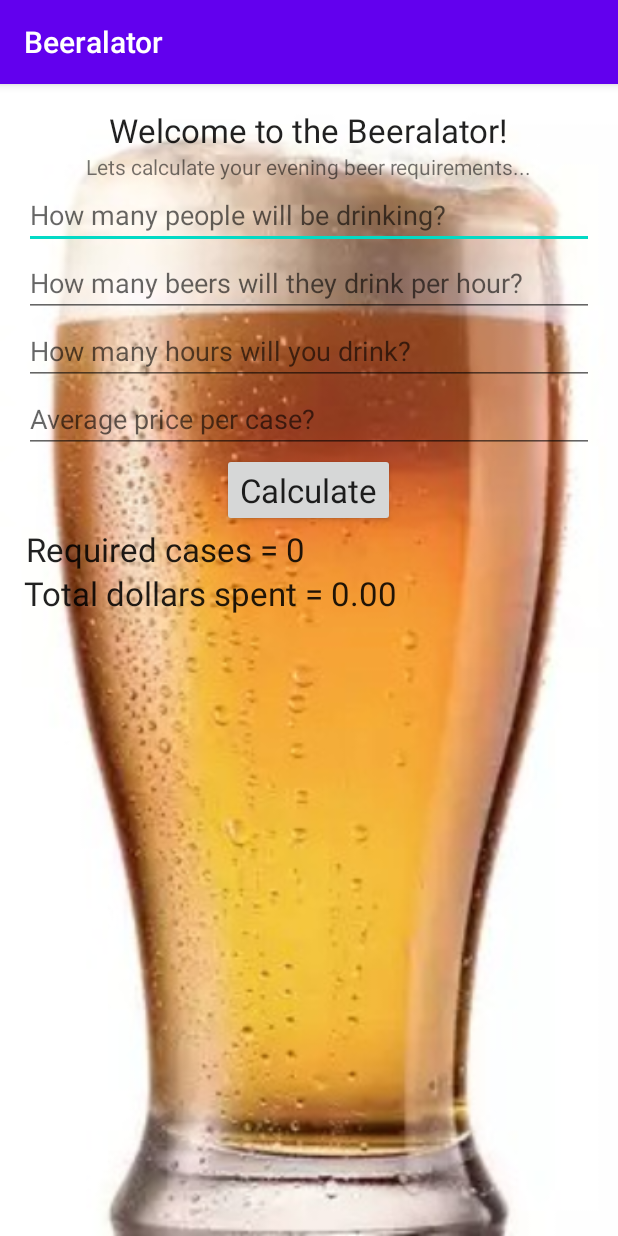
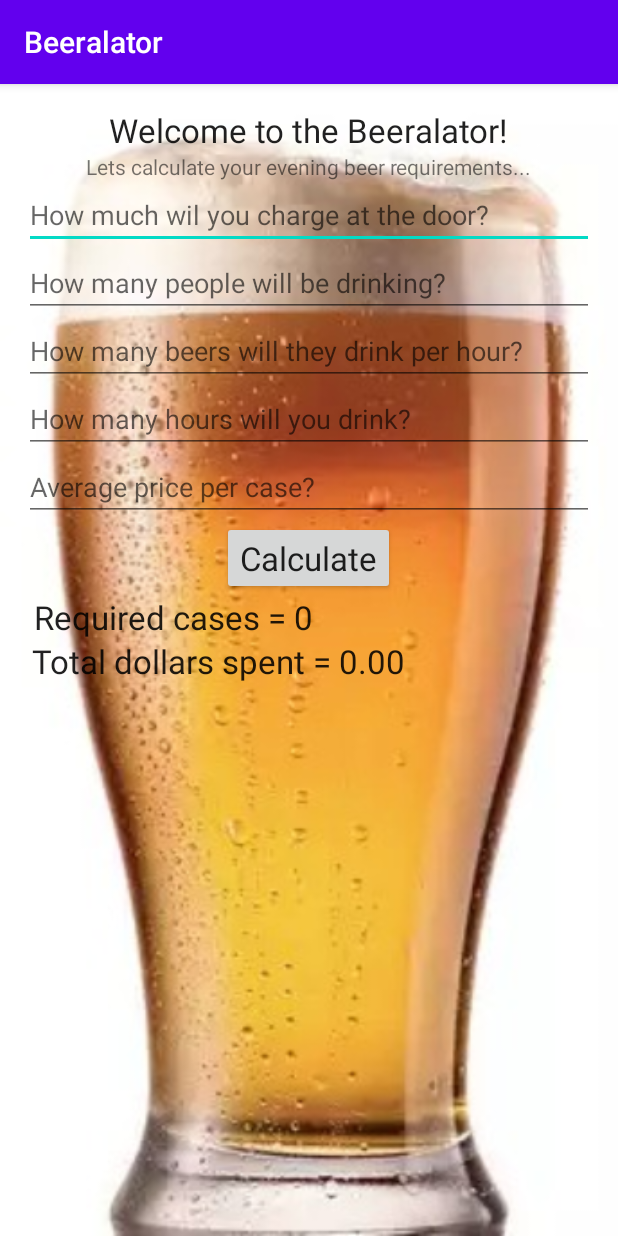
Before and after one commit to jacktenor/Beeralator, an Android app: the screen it shows after launch (MainActivity), after a tap on "Calculate", on a phone screen of 412 x 824 dp. Run offline under Robolectric (Android 15) with nearby library versions, the phone set to English and light mode, and no system bars; 6 statements that could not run were skipped.

Commit message:
cost_profit

```diff
--- a/Beeralator_apk_source/app/src/main/java/com/sativa/beeralator/MainActivity.java
+++ b/Beeralator_apk_source/app/src/main/java/com/sativa/beeralator/MainActivity.java
@@ -1,5 +1,6 @@
 package com.sativa.beeralator;
 
+import android.os.Build;
 import android.os.Bundle;
 import android.view.View;
 import android.view.inputmethod.InputMethodManager;
@@ -7,12 +8,16 @@ import android.widget.Button;
 import android.widget.EditText;
 import android.widget.TextView;
 
+import androidx.annotation.RequiresApi;
 import androidx.appcompat.app.AppCompatActivity;
+
+import java.util.Objects;
 
 import static android.view.View.OnClickListener;
 
 public class MainActivity extends AppCompatActivity {
 
+    private EditText input5;
     private EditText input1;
     private EditText input2;
     private EditText input3;
@@ -25,6 +30,7 @@ public class MainActivity extends AppCompatActivity {
         super.onCreate(savedInstanceState);
         setContentView(R.layout.activity_main);
 
+        input5 = findViewById(R.id.et_input5);
         input1 = findViewById(R.id.et_input1);
         input2 = findViewById(R.id.et_input2);
         input3 = findViewById(R.id.et_input3);
@@ -36,10 +42,11 @@ public class MainActivity extends AppCompatActivity {
         tv_result2 = findViewById(R.id.tv_result2);
 
         bt_calculate.setOnClickListener(new OnClickListener() {
+            @RequiresApi(api = Build.VERSION_CODES.KITKAT)
             @Override
             public void onClick(View view) {
                 InputMethodManager imm = (InputMethodManager) getSystemService(INPUT_METHOD_SERVICE);
-                imm.hideSoftInputFromWindow(getCurrentFocus().getWindowToken(), 0);
+                imm.hideSoftInputFromWindow(Objects.requireNonNull(getCurrentFocus()).getWindowToken(), 0);
                 makeCalculations();
 
 
@@ -48,21 +55,30 @@ public class MainActivity extends AppCompatActivity {
     }
 
 
+
     private void makeCalculations() {
+        double doorfee = Double.parseDouble(input5.getText().toString());
         double people = Double.parseDouble(input1.getText().toString());
         double beersperhour = Double.parseDouble(input2.getText().toString());
         double hours = Double.parseDouble(input3.getText().toString());
+        double contributions = doorfee * people;
         double cost = Double.parseDouble(input4.getText().toString());
         double result = (int) Math.ceil(people * beersperhour * hours / 24);
-        String sValue = String.format("%.0f", result);
+        double result2 = (result * cost) - contributions;
 
-        tv_result.setText(String.format("Required cases = %s", sValue));
 
-        double result2 = result * cost;
-        String sValue2 = String.format("%.2f", result2);
+        String sValue = String.format("%,.0f", result);
+        String sValue2 = String.format("%,.2f", (Math.abs(result2)));
 
-        tv_result2.setText(String.format("Total dollars spent = %s", sValue2));
+        tv_result.setText(String.format(" Required cases = %s", sValue));
 
+        if (result2 >= 0) {
+        tv_result2.setText(String.format(" Total dollars spent = %s", sValue2));
+    }
+        else {
+            tv_result2.setText(String.format(" Profit in dollars = %s", sValue2));
+
+        }
 
     }
 
--- a/Beeralator_apk_source/app/src/main/res/layout/activity_main.xml
+++ b/Beeralator_apk_source/app/src/main/res/layout/activity_main.xml
@@ -27,13 +27,22 @@
         android:text="@string/lets_calculate_your_evening_beer_requirements" />
 
     <EditText
+        android:id="@+id/et_input5"
+        android:layout_width="match_parent"
+        android:layout_height="wrap_content"
+        android:ems="10"
+        android:hint="How much wil you charge at the door?"
+        android:inputType="numberDecimal|numberSigned"
+        android:autofillHints="" />
+
+    <EditText
         android:id="@+id/et_input1"
         android:layout_width="match_parent"
         android:layout_height="wrap_content"
+        android:autofillHints=""
         android:ems="10"
         android:hint="@string/how_many_people_will_be_drinking"
-        android:inputType="number"
-        android:autofillHints="" />
+        android:inputType="number" />
 
     <EditText
         android:id="@+id/et_input2"
@@ -48,26 +57,26 @@
         android:id="@+id/et_input3"
         android:layout_width="match_parent"
         android:layout_height="wrap_content"
+        android:autofillHints=""
         android:ems="10"
         android:hint="@string/how_many_hours_will_you_drink"
-        android:inputType="numberDecimal|numberSigned"
-        android:autofillHints="" />
+        android:inputType="numberDecimal|numberSigned" />
 
     <EditText
         android:id="@+id/et_input4"
         android:layout_width="match_parent"
         android:layout_height="wrap_content"
+        android:autofillHints=""
         android:ems="10"
         android:hint="@string/average_price_per_case"
-        android:inputType="numberDecimal|numberSigned"
-        android:autofillHints="" />
+        android:inputType="numberDecimal|numberSigned" />
 
     <Button
         android:id="@+id/bt_calculate"
         android:layout_width="wrap_content"
         android:layout_height="wrap_content"
-        android:textAppearance="?android:attr/textAppearanceLarge"
-        android:text="@string/calculate" />
+        android:text="@string/calculate"
+        android:textAppearance="?android:attr/textAppearanceLarge" />
 
     <RelativeLayout
         android:id="@+id/tv_results"
@@ -79,8 +88,7 @@
             android:layout_width="wrap_content"
             android:layout_height="wrap_content"
             android:layout_gravity="center_horizontal"
-            android:textAppearance="?android:attr/textAppearanceLarge"
-            android:imeOptions="actionDone" />
+            android:textAppearance="?android:attr/textAppearanceLarge" />
 
     </RelativeLayout>
 
```
Also changed, not shown: 1 other file.
